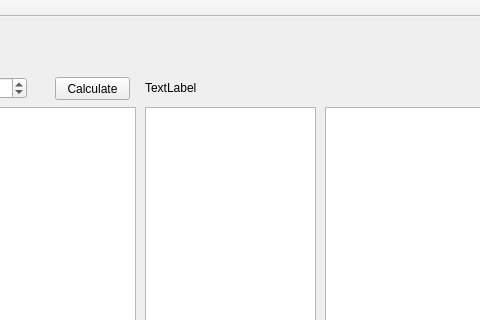
Qt form mainwindow.ui (gaboe/erewPram) before a commit; both pictures show x 725 to 1205 and y 0 to 320 of the 1340 by 527 pixel window.
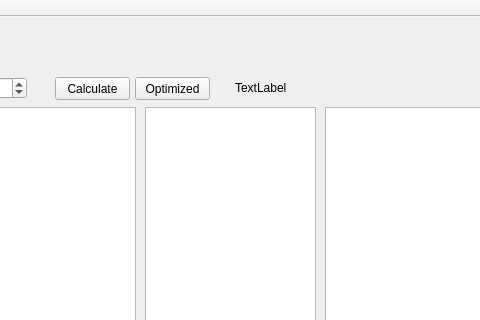
The same form after that commit.

Commit message: add optimized paralel prefix sum of scaled number of threads

```diff
--- a/mainwindow.ui
+++ b/mainwindow.ui
@@ -167,7 +167,7 @@
    <widget class="QLabel" name="scalableResult">
     <property name="geometry">
      <rect>
-      <x>870</x>
+      <x>960</x>
       <y>60</y>
       <width>111</width>
       <height>21</height>
@@ -248,6 +248,19 @@
      </rect>
     </property>
    </widget>
+   <widget class="QPushButton" name="scalableButtonOptimized">
+    <property name="geometry">
+     <rect>
+      <x>860</x>
+      <y>60</y>
+      <width>75</width>
+      <height>23</height>
+     </rect>
+    </property>
+    <property name="text">
+     <string>Optimized</string>
+    </property>
+   </widget>
   </widget>
   <widget class="QMenuBar" name="menuBar">
    <property name="geometry">
```
The commit also changes 2 other files.
